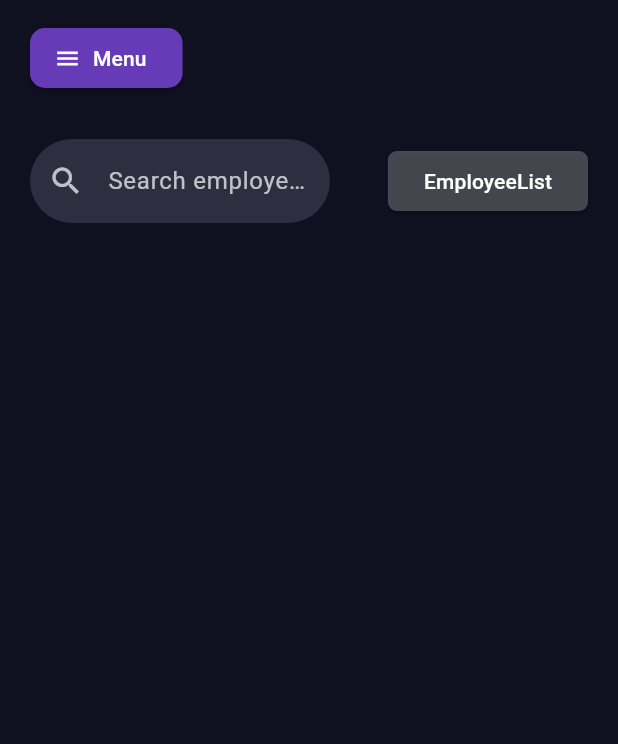
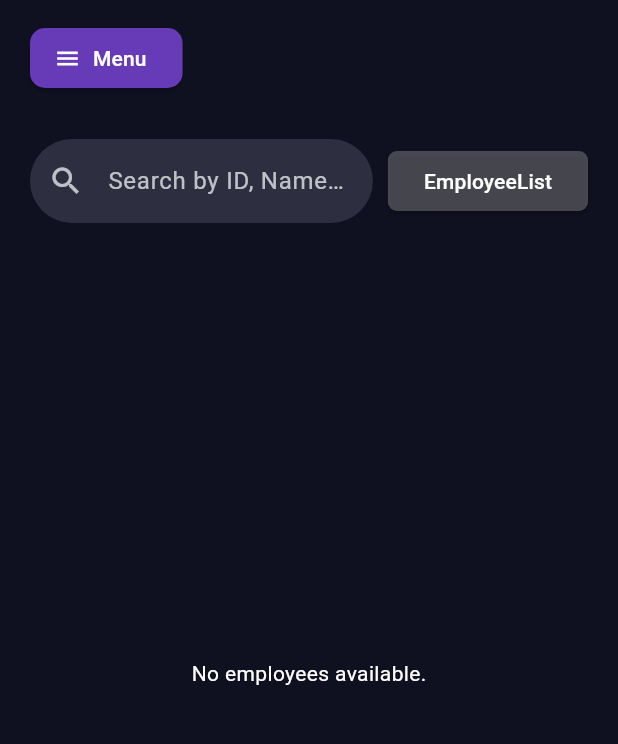
Before and after one commit to Uday-0708/hrm_project, a Flutter app: the EmployeeDirectoryPage widget shown alone on an empty page, opened directly, on a phone screen of 412 x 824 dp, the part 113-857 px from its top. Run offline on Flutter 3.47's test engine with Material 3 defaults, Android fonts, the phone set to English and light mode, and no system bars; our stand-ins replace file_picker, font_awesome_flutter, image_picker, pdf, percent_indicator, printing and 3 more; missing offline and left inert: flutter_webrtc; accounts and stored records are empty; network calls fail.

Commit message:
fresh commit

```diff
--- a/lib/call_manager.dart
+++ b/lib/call_manager.dart
@@ -2,6 +2,7 @@
 import 'package:flutter/material.dart';
 import 'package:flutter_webrtc/flutter_webrtc.dart';
 import 'package:socket_io_client/socket_io_client.dart' as IO;
+import 'package:flutter/foundation.dart';
 
 typedef IncomingCallCallback = void Function(String fromId, Map signal);
 typedef RemoteStreamCallback = void Function(MediaStream stream);
--- a/lib/employee_directory.dart
+++ b/lib/employee_directory.dart
@@ -1,13 +1,12 @@
+//employee_directory.dart
 import 'package:flutter/material.dart';
+import 'dart:convert';
+import 'sidebar.dart';
 import 'package:http/http.dart' as http;
 import 'package:provider/provider.dart';
-import 'dart:convert';
-import 'sidebar.dart';
 import 'user_provider.dart';
-// import 'email_page.dart';
 import 'message.dart';
 import 'audio_call_page.dart';
-
 
 class EmployeeDirectoryPage extends StatefulWidget {
   const EmployeeDirectoryPage({super.key});
@@ -19,6 +18,7 @@
 class EmployeeDirectoryPageState extends State<EmployeeDirectoryPage> {
   List<dynamic> employees = [];
   bool _isLoading = true;
+  final TextEditingController _searchController = TextEditingController();
 
   @override
   void initState() {
@@ -38,11 +38,11 @@
           _isLoading = false;
         });
       } else {
-        print("❌ Failed to load employees: ${response.statusCode}");
+        debugPrint("❌ Failed to load employees: ${response.statusCode}");
         setState(() => _isLoading = false);
       }
     } catch (e) {
-      print("❌ Error fetching employees: $e");
+      debugPrint("❌ Error fetching employees: $e");
       setState(() => _isLoading = false);
     }
   }
@@ -55,13 +55,14 @@
         padding: const EdgeInsets.all(20),
         child: Column(
           children: [
-            // Search + Button
+            // 🔹 Search + Refresh button row
             Row(
               mainAxisAlignment: MainAxisAlignment.spaceBetween,
               children: [
-                _searchBox('Search employee...', 200),
+                Expanded(child: _searchBox('Search by ID, Name, Position, or Domain...')),
+                const SizedBox(width: 10),
                 ElevatedButton(
-                  onPressed: fetchEmployees, // 🔄 refresh from DB
+                  onPressed: fetchEmployees, // 🔄 Refresh
                   style: ElevatedButton.styleFrom(
                     backgroundColor: Colors.white24,
                     shape: RoundedRectangleBorder(
@@ -76,35 +77,12 @@
               ],
             ),
             const SizedBox(height: 20),
-
-            // ✅ Loader or Grid
             Expanded(
               child: _isLoading
                   ? const Center(child: CircularProgressIndicator())
-                  : GridView.builder(
-                      itemCount: employees.length,
-                      gridDelegate:
-                          const SliverGridDelegateWithFixedCrossAxisCount(
-                            crossAxisCount: 4,
-                            crossAxisSpacing: 12,
-                            mainAxisSpacing: 12,
-                            childAspectRatio: 0.95,
-                          ),
-                      itemBuilder: (context, index) {
-                        final emp = employees[index];
-                        //final profile = emp['photo']; // 🔹 backend field
-                        final imageUrl =
-                            (emp['employeeImage'] != null && emp['employeeImage'].isNotEmpty)
-                            ? "https://hrm-project-2.onrender.com${emp['employeeImage']}"
-                            : "";
-                        return _employeeCard(
-                          emp['employeeId'] ?? "", // ✅ pass employeeId also
-                          emp['employeeName'] ?? "Unknown",
-                          emp['position'] ?? "Unknown",
-                          // "http://localhost:5000/uploads/${emp['photo']}", // 🔴 profile image URL
-                          imageUrl, // 🔹 safe URL or empty
-                        );
-                      },
+                  : _EmployeeGrid(
+                      allEmployees: employees,
+                      searchController: _searchController,
                     ),
             ),
           ],
@@ -113,7 +91,121 @@
     );
   }
 
-  // ✅ Employee Card
+  Widget _searchBox(String hint) {
+    return SizedBox(
+      child: TextField(
+        controller: _searchController,
+        style: const TextStyle(color: Colors.white),
+        decoration: InputDecoration(
+          hintText: hint,
+          hintStyle: const TextStyle(color: Colors.white70),
+          prefixIcon: const Icon(Icons.search, color: Colors.white70),
+          filled: true,
+          fillColor: const Color(0xFF2D2F41),
+          border: OutlineInputBorder(
+            borderRadius: BorderRadius.circular(30),
+            borderSide: BorderSide.none,
+          ),
+        ),
+      ),
+    );
+  }
+}
+
+class _EmployeeGrid extends StatefulWidget {
+  final List<dynamic> allEmployees;
+  final TextEditingController searchController;
+
+  const _EmployeeGrid({
+    required this.allEmployees,
+    required this.searchController,
+  });
+
+  @override
+  State<_EmployeeGrid> createState() => _EmployeeGridState();
+}
+
+class _EmployeeGridState extends State<_EmployeeGrid> {
+  List<dynamic> _filteredEmployees = [];
+
+  @override
+  void initState() {
+    super.initState();
+    _filteredEmployees = List.from(widget.allEmployees);
+    widget.searchController.addListener(_filterEmployees);
+  }
+
+  @override
+  void didUpdateWidget(covariant _EmployeeGrid oldWidget) {
+    super.didUpdateWidget(oldWidget);
+    if (widget.allEmployees != oldWidget.allEmployees) {
+      _filterEmployees();
+    }
+  }
+
+  @override
+  void dispose() {
+    widget.searchController.removeListener(_filterEmployees);
+    super.dispose();
+  }
+
+  void _filterEmployees() {
+    final query = widget.searchController.text.toLowerCase();
+    setState(() {
+      if (query.isEmpty) {
+        _filteredEmployees = List.from(widget.allEmployees);
+      } else {
+        _filteredEmployees = widget.allEmployees.where((emp) {
+          final name = (emp['employeeName'] ?? '').toLowerCase();
+          final id = (emp['employeeId'] ?? '').toLowerCase();
+          final position = (emp['position'] ?? '').toLowerCase();
+          final domain = (emp['domain'] ?? '').toLowerCase();
+          return name.contains(query) ||
+              id.contains(query) ||
+              position.contains(query) ||
+              domain.contains(query);
+        }).toList();
+      }
+    });
+  }
+
+  @override
+  Widget build(BuildContext context) {
+    if (_filteredEmployees.isEmpty) {
+      return Center(
+        child: Text(
+          widget.searchController.text.trim().isEmpty
+              ? 'No employees available.'
+              : 'No results for "${widget.searchController.text.trim()}"',
+          style: const TextStyle(color: Colors.white),
+        ),
+      );
+    }
+
+    return GridView.builder(
+      itemCount: _filteredEmployees.length,
+      gridDelegate: const SliverGridDelegateWithFixedCrossAxisCount(
+        crossAxisCount: 4,
+        crossAxisSpacing: 12,
+        mainAxisSpacing: 12,
+        childAspectRatio: 0.95,
+      ),
+      itemBuilder: (context, index) {
+        final emp = _filteredEmployees[index];
+        final imagePath = emp['employeeImage'];
+        final imageUrl = (imagePath != null && imagePath.isNotEmpty)
+            ? "https://hrm-project-2.onrender.com$imagePath"
+            : "";
+        return _employeeCard(
+          emp['employeeId'] ?? "",
+          emp['employeeName'] ?? "Unknown",
+          emp['position'] ?? "Unknown",
+          imageUrl,
+        );
+      },
+    );
+  }
+
   Widget _employeeCard(
     String employeeId,
     String name,
@@ -133,8 +225,7 @@
               backgroundColor: Colors.grey[200],
               backgroundImage: imageUrl.isNotEmpty
                   ? NetworkImage(imageUrl)
-                  : const AssetImage("assets/profile.png"),
-              //backgroundImage: NetworkImage(imageUrl),
+                  : const AssetImage("assets/profile.png") as ImageProvider,
               onBackgroundImageError: (_, __) {
                 debugPrint('Image load error for $imageUrl');
               },
@@ -155,57 +246,35 @@
               textAlign: TextAlign.center,
             ),
             const Spacer(),
+
+            // ✅ Audio + Video Call Integration
             Row(
               mainAxisAlignment: MainAxisAlignment.spaceEvenly,
               children: [
                 IconButton(
-                  icon: Icon(
-                    Icons.email,
-                    size: 25,
-                    color: Colors.deepPurple.withOpacity(0.5),
-                  ),
+                  icon: Icon(Icons.email,
+                      size: 25, color: Colors.deepPurple.withOpacity(0.5)),
                   onPressed: null,
-                  //,
-                  // onPressed: () {
-                  //   Navigator.push(
-                  //     context,
-                  //     MaterialPageRoute(
-                  //       builder: (context) => EmailPage(
-                  //         employeeId: employeeId, // ✅ now correct
-                  //       ),
-                  //     ),
-                  //   );
-                  // },
                 ),
                 IconButton(
-                  icon: const Icon(
-                    Icons.message,
-                    size: 25,
-                    color: Colors.deepPurple,
-                  ),
+                  icon: const Icon(Icons.message,
+                      size: 25, color: Colors.deepPurple),
                   onPressed: () {
                     Navigator.push(
                       context,
                       MaterialPageRoute(
-                        builder: (context) => MsgPage(
-                          employeeId: employeeId, // ✅ new message page
-                        ),
+                        builder: (context) => MsgPage(employeeId: employeeId),
                       ),
                     );
                   },
                 ),
-
-                //Icon(Icons.message, size: 25, color: Colors.deepPurple),
                 IconButton(
-                  icon: const Icon(
-                    Icons.phone,
-                    size: 25,
-                    color: Colors.deepPurple,
-                   ),
+                  icon: const Icon(Icons.phone,
+                      size: 25, color: Colors.deepPurple),
                   onPressed: () {
-                         // TODO: replace with your logged-in employee id retrieval
-                     //  const currentUserId = "EMPID"; // <<--- get from Provider / auth
-                     final currentUserId = Provider.of<UserProvider>(context, listen: false).employeeId!;
+                    final currentUserId =
+                        Provider.of<UserProvider>(context, listen: false)
+                            .employeeId!;
                     Navigator.push(
                       context,
                       MaterialPageRoute(
@@ -217,18 +286,15 @@
                         ),
                       ),
                     );
-                   }
+                  },
                 ),
                 IconButton(
-  icon: const Icon(
-    Icons.video_call,
-    size: 25,
-    color: Colors.deepPurple,
-            ),
+                  icon: const Icon(Icons.video_call,
+                      size: 25, color: Colors.deepPurple),
                   onPressed: () {
-                 // TODO: replace with your logged-in employee id retrieval
-               //const currentUserId = "EMPID"; // <<--- get from Provider / auth
-               final currentUserId = Provider.of<UserProvider>(context, listen: false).employeeId!;
+                    final currentUserId =
+                        Provider.of<UserProvider>(context, listen: false)
+                            .employeeId!;
                     Navigator.push(
                       context,
                       MaterialPageRoute(
@@ -249,25 +315,4 @@
       ),
     );
   }
-
-  // ✅ Search Box
-  Widget _searchBox(String hint, double width) {
-    return SizedBox(
-      width: width,
-      child: TextField(
-        style: const TextStyle(color: Colors.white),
-        decoration: InputDecoration(
-          hintText: hint,
-          hintStyle: const TextStyle(color: Colors.white70),
-          prefixIcon: const Icon(Icons.search, color: Colors.white70),
-          filled: true,
-          fillColor: const Color(0xFF2D2F41),
-          border: OutlineInputBorder(
-            borderRadius: BorderRadius.circular(30),
-            borderSide: BorderSide.none,
-          ),
-        ),
-      ),
-    );
 }
-}
```
Also changed, not shown: 1 other file. Lines whose indentation alone changed are shown as unchanged.
